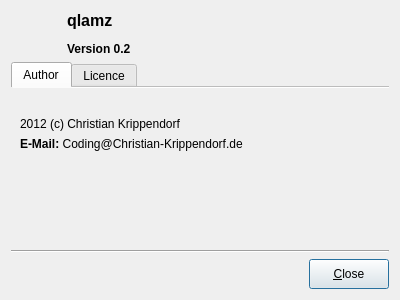
The window that ui/About.ui (Christian-Kr/qlamz) describes before a commit, drawn with Qt 5.
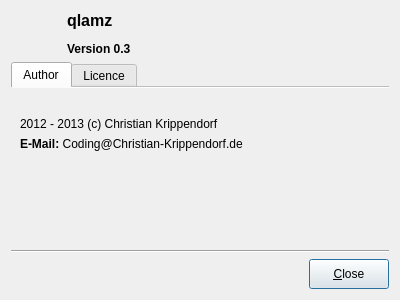
The same window after the commit. The open tabs and pages were chosen to show the change. Icons and pictures are not drawn.

Commit message: Change version number in about dialog.

The edit to the form file:
```diff
--- a/ui/About.ui
+++ b/ui/About.ui
@@ -67,7 +67,7 @@
        <item>
         <widget class="QLabel" name="label">
          <property name="text">
-          <string>&lt;html&gt;&lt;head/&gt;&lt;body&gt;&lt;p&gt;&lt;span style=&quot; font-size:12pt; font-weight:600;&quot;&gt;qlamz&lt;/span&gt;&lt;/p&gt;&lt;p&gt;&lt;span style=&quot; font-weight:600;&quot;&gt;Version 0.2&lt;/span&gt;&lt;/p&gt;&lt;/body&gt;&lt;/html&gt;</string>
+          <string>&lt;html&gt;&lt;head/&gt;&lt;body&gt;&lt;p&gt;&lt;span style=&quot; font-size:12pt; font-weight:600;&quot;&gt;qlamz&lt;/span&gt;&lt;/p&gt;&lt;p&gt;&lt;span style=&quot; font-weight:600;&quot;&gt;Version 0.3&lt;/span&gt;&lt;/p&gt;&lt;/body&gt;&lt;/html&gt;</string>
          </property>
          <property name="alignment">
           <set>Qt::AlignLeading|Qt::AlignLeft|Qt::AlignVCenter</set>
@@ -100,7 +100,7 @@
            <item>
             <widget class="QLabel" name="label_3">
              <property name="text">
-              <string>2012 (c) Christian Krippendorf</string>
+              <string>2012 - 2013 (c) Christian Krippendorf</string>
              </property>
             </widget>
            </item>
```
Left out of the diff: 5 changed lines with no effect on the pictures.
